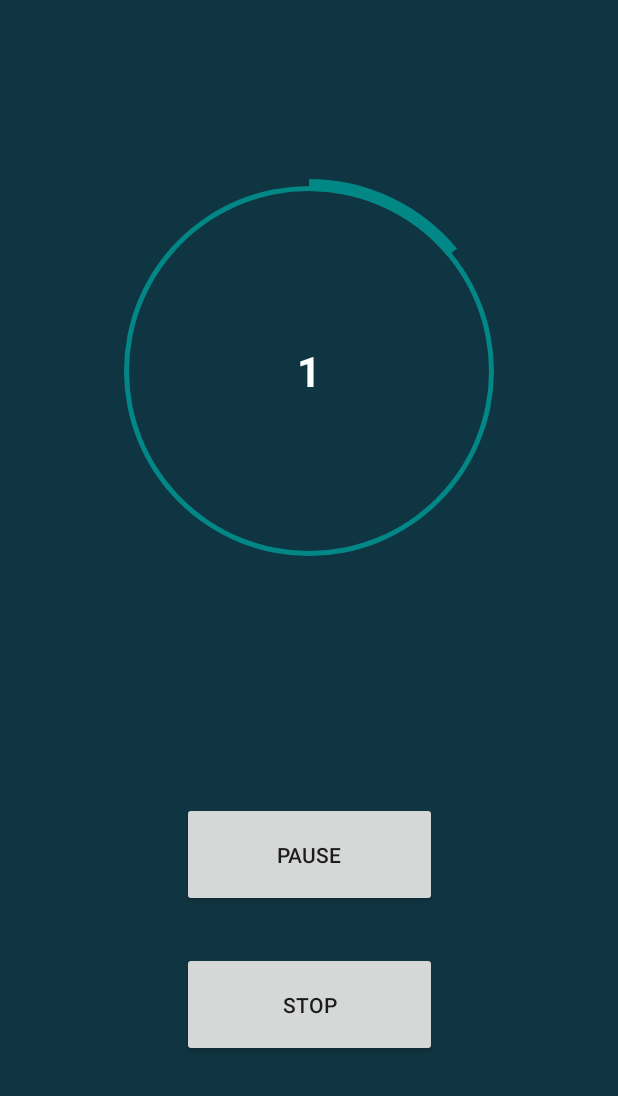
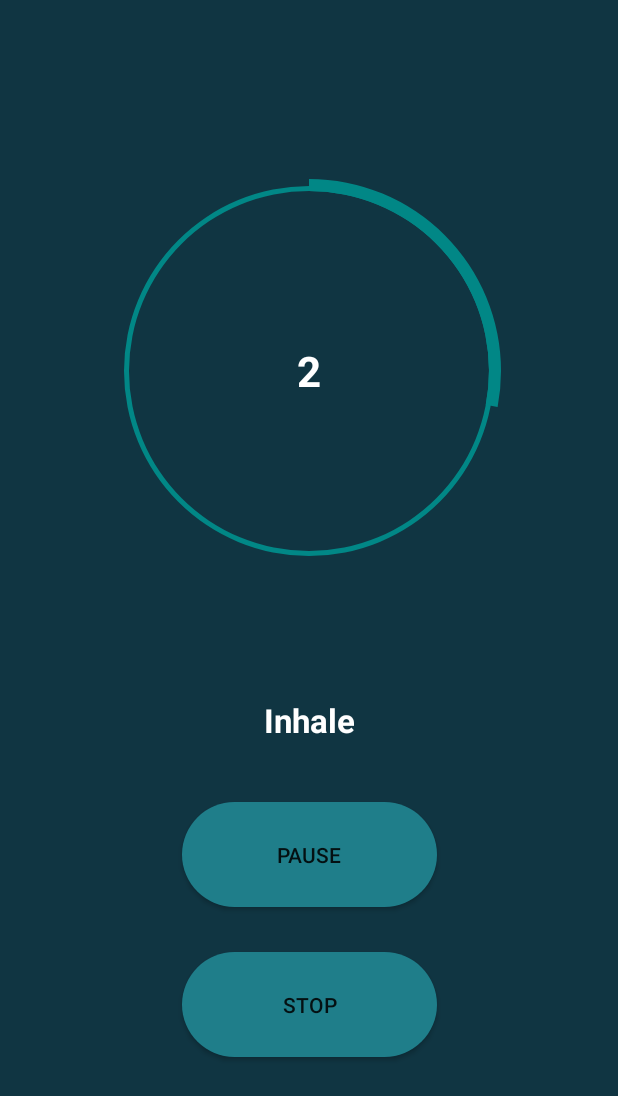
Before and after one commit to premptk/BreathEase, an Android app built with Jetpack Compose: the TimerActivity screen opened directly, with no data from a screen before it, after a tap on "START", on a phone screen of 412 x 824 dp. Shown: the top 1096 px of the screen. Run offline under Robolectric (Android 15) with nearby library versions, the light colour scheme and no system bars.

Commit message:
Fixed text and added logic for inhale, exhale and hold

```diff
--- a/app/src/main/java/com/example/breatheasegit/MainActivity.kt
+++ b/app/src/main/java/com/example/breatheasegit/MainActivity.kt
@@ -15,11 +15,19 @@ open class MainActivity : AppCompatActivity() {
         setContentView(R.layout.home_layout)
 
         val button1: Button = findViewById(R.id.button1)
+        val button2: Button = findViewById(R.id.button2)
 
         button1.setOnClickListener {
             val intent = Intent(applicationContext, TimerActivity::class.java)
+            intent.putExtra("inhaleTime", 7)
             startActivity(intent)
         }
 
+        button2.setOnClickListener {
+            val intent = Intent(applicationContext, TimerActivity::class.java)
+            intent.putExtra("inhaleTime", 5)
+            startActivity(intent)
         }
+
+    }
 }
--- a/app/src/main/java/com/example/breatheasegit/TimerActivity.kt
+++ b/app/src/main/java/com/example/breatheasegit/TimerActivity.kt
@@ -9,7 +9,13 @@ import android.widget.ProgressBar
 import android.widget.TextView
 
 class TimerActivity : MainActivity() {
-    private var total: Int = 7
+    private var inhaleTime: Int = 0
+    private var holdTime: Int = 0
+    private var exhaleTime: Int = 0
+
+    private var isInhaling: Boolean = false
+    private var isHolding: Boolean = false
+    private var isExhaling: Boolean = false
 
     private var isRunning: Boolean = false
     private var isPaused: Boolean = false
@@ -17,27 +23,75 @@ class TimerActivity : MainActivity() {
 
     private lateinit var progressBar: ProgressBar
     private lateinit var progressText: TextView
+    private lateinit var action_text: TextView
     private var i = 1
+
     override fun onCreate(savedInstanceState: Bundle?) {
         super.onCreate(savedInstanceState)
+
+        inhaleTime = intent.getIntExtra("inhaleTime", 7)
+        holdTime = intent.getIntExtra("holdTime", 5)
+        exhaleTime = intent.getIntExtra("exhaleTime", 7)
 
         setContentView(R.layout.breathing_page)
         progressBar = findViewById(R.id.progress_bar)
         progressText = findViewById(R.id.progress_text)
+        action_text = findViewById(R.id.action_text)
 
         val startBtn: Button = findViewById(R.id.startBtn)
 
         val updateProgress = object : Runnable {
             override fun run() {
                 if (!isPaused && isRunning) {
-                    if (i <= total) {
-                        progressText.text = "$i"
-                        progressBar.progress = ((i.toFloat()/total)*100).toInt()
-                        i++
-                        handler.postDelayed(this, 1000)
-                    } else {
-                        handler.removeCallbacks(this)
-                        isRunning = false
+                    when {
+                        isInhaling -> {
+                            if (i <= inhaleTime) {
+                                progressText.text = "$i"
+                                action_text.text = "Inhale"
+                                progressBar.progress = ((i.toFloat() / inhaleTime) * 100).toInt()
+                                i++
+                                handler.postDelayed(this, 1000)
+                            } else {
+                                // Transition to holding
+                                isInhaling = false
+                                isHolding = true
+                                i = 1
+                                handler.postDelayed(this, 100)
+                            }
+                        }
+                        isHolding -> {
+                            if (i <= holdTime) {
+                                progressText.text = "$i"
+                                action_text.text = "Hold"
+                                progressBar.progress = ((i.toFloat() / holdTime) * 100).toInt()
+                                i++
+                                handler.postDelayed(this, 1000)
+                            } else {
+                                // Transition to exhaling
+                                isHolding = false
+                                isExhaling = true
+                                i = 1
+                                handler.postDelayed(this, 100)
+                            }
+                        }
+                        isExhaling -> {
+                            if (i <= exhaleTime) {
+                                progressText.text = "$i"
+                                action_text.text = "Exhale"
+                                progressBar.progress = ((i.toFloat() / exhaleTime) * 100).toInt()
+                                i++
+                                handler.postDelayed(this, 1000)
+                            } else {
+                                // Reset the cycle or stop
+                                isExhaling = false
+                                isRunning = false
+                                startBtn.text = "Start"
+                                action_text.text = ""
+                                i = 1
+                                progressText.text = "Click on Start"
+                                progressBar.progress = 0
+                            }
+                        }
                     }
                 }
             }
@@ -47,13 +101,14 @@ class TimerActivity : MainActivity() {
             if (!isRunning) {
                 isRunning = true
                 isPaused = false
+                isInhaling = true
                 startBtn.text = "Pause"
-                handler.postDelayed(updateProgress, 1000)
+                handler.postDelayed(updateProgress, 100)
             } else if (isPaused) {
                 // Resume the progress
                 isPaused = false
                 startBtn.text = "Pause"
-                handler.postDelayed(updateProgress, 1000)
+                handler.postDelayed(updateProgress, 100)
             } else {
                 isPaused = true
                 startBtn.text = "Resume"
@@ -64,11 +119,14 @@ class TimerActivity : MainActivity() {
         val stopBtn: Button = findViewById(R.id.stopBtn)
         stopBtn.setOnClickListener {
             isRunning = false
+            isInhaling = false
+            isHolding = false
+            isExhaling = false
             startBtn.text = "Start"
             i = 1
             progressText.text = "Click on Start"
-            progressBar.progress = (i/total)*100;
+            progressBar.progress = 0
+            handler.removeCallbacks(updateProgress)
         }
-
     }
 }
--- /dev/null
+++ b/app/src/main/res/drawable/pill_button.xml
@@ -0,0 +1,5 @@
+<?xml version="1.0" encoding="utf-8"?>
+<shape xmlns:android="http://schemas.android.com/apk/res/android">
+    <solid android:color="#1F7E8A"/> <!-- Button color -->
+    <corners android:radius="35dp"/>
+</shape>
--- a/app/src/main/res/layout/breathing_page.xml
+++ b/app/src/main/res/layout/breathing_page.xml
@@ -1,6 +1,7 @@
 <?xml version="1.0" encoding="utf-8"?>
 <androidx.constraintlayout.widget.ConstraintLayout xmlns:android="http://schemas.android.com/apk/res/android"
     xmlns:app="http://schemas.android.com/apk/res-auto"
+    xmlns:tools="http://schemas.android.com/tools"
     android:layout_width="match_parent"
     android:layout_height="match_parent"
     android:background="#103542">
@@ -47,11 +48,26 @@
 
     </RelativeLayout>
 
+    <TextView
+        android:id="@+id/action_text"
+        android:layout_width="wrap_content"
+        android:layout_height="wrap_content"
+        android:layout_centerVertical="true"
+        android:gravity="center"
+        android:text=""
+        android:textColor="@color/white"
+        android:textSize="22sp"
+        android:textStyle="bold"
+        app:layout_constraintBottom_toTopOf="@+id/guideline_horizontal_half"
+        app:layout_constraintEnd_toEndOf="parent"
+        app:layout_constraintStart_toStartOf="parent" />
+
     <Button
         android:id="@+id/startBtn"
         android:layout_width="170dp"
         android:layout_height="70dp"
         android:text="Start"
+        android:background="@drawable/pill_button"
         android:layout_marginTop="40dp"
         app:layout_constraintEnd_toEndOf="parent"
         app:layout_constraintStart_toStartOf="parent"
@@ -62,6 +78,7 @@
         android:layout_width="170dp"
         android:layout_height="70dp"
         android:text="Stop"
+        android:background="@drawable/pill_button"
         android:layout_marginTop="30dp"
         app:layout_constraintEnd_toEndOf="parent"
         app:layout_constraintStart_toStartOf="parent"
```
Also changed, not shown: app/src/main/res/layout/home_layout.xml (+16 -6 lines).
